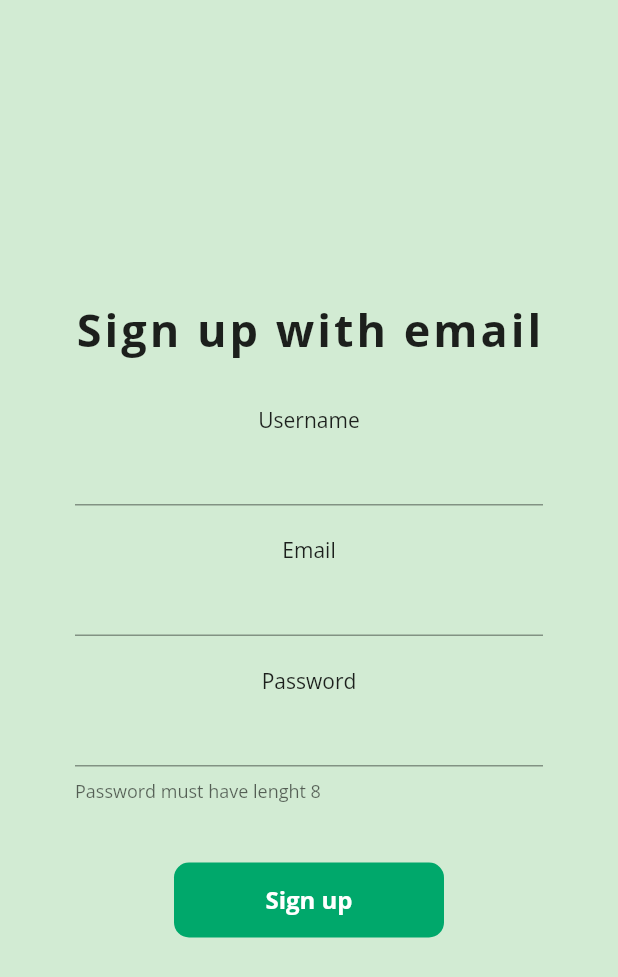
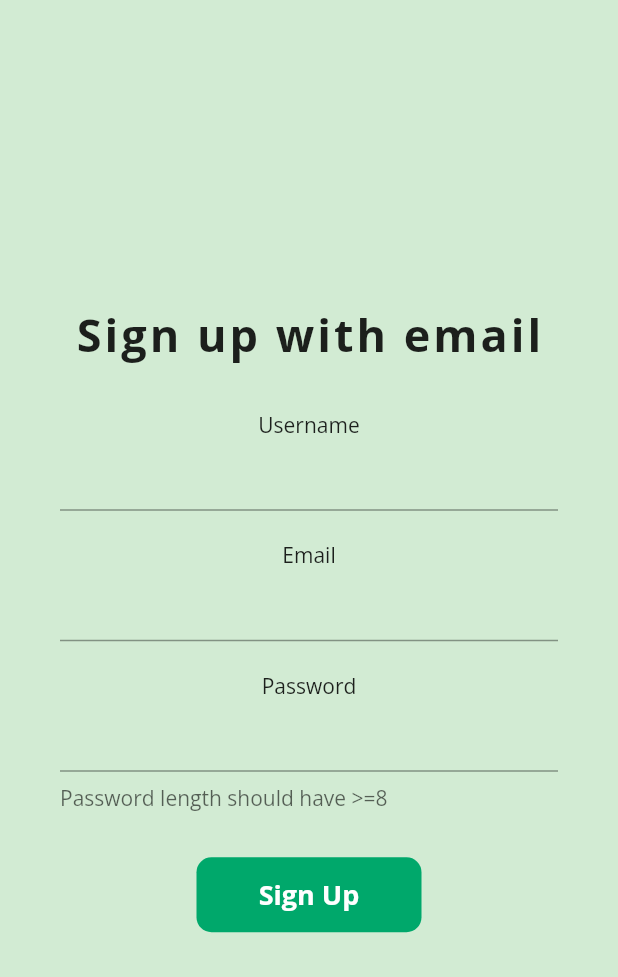
Before and after one commit to DevStack06/Flutter-Blog-App, a Flutter app: the screen it shows after launch, on a phone screen of 412 x 824 dp. Shown: the top 977 px of the screen. Run offline on Flutter 3.47's test engine with Material 2 defaults, Android fonts, the phone set to English and light mode, and no system bars; our stand-ins replace google_fonts.

Commit message:
sinup page ui added

```diff
--- a/lib/pages/SignUp.dart
+++ b/lib/pages/SignUp.dart
@@ -1,4 +1,4 @@
-import 'package:flutter/material.dart';
+import "package:flutter/material.dart";
 
 class SignUpPage extends StatefulWidget {
   SignUpPage({Key key}) : super(key: key);
@@ -8,59 +8,55 @@ class SignUpPage extends StatefulWidget {
 }
 
 class _SignUpPageState extends State<SignUpPage> {
+  bool vis = false;
   @override
   Widget build(BuildContext context) {
     return Scaffold(
       body: Container(
-        height: MediaQuery.of(context).size.height,
-        width: MediaQuery.of(context).size.width,
-        padding: EdgeInsets.symmetric(horizontal: 50, vertical: 50),
+        // height: MediaQuery.of(context).size.height,
+        // width: MediaQuery.of(context).size.width,
         decoration: BoxDecoration(
           gradient: LinearGradient(
-              colors: [
-                Colors.white,
-                Colors.green[200],
-              ],
+            colors: [Colors.white, Colors.green[200]],
             begin: const FractionalOffset(0.0, 1.0),
             end: const FractionalOffset(0.0, 1.0),
             stops: [0.0, 1.0],
-              tileMode: TileMode.repeated),
+            tileMode: TileMode.repeated,
+          ),
         ),
         child: Column(
           mainAxisAlignment: MainAxisAlignment.center,
           children: [
-            // TextFormField
             Text(
               "Sign up with email",
               style: TextStyle(
+                fontSize: 30,
                 fontWeight: FontWeight.bold,
-                fontSize: 30,
                 letterSpacing: 2,
               ),
             ),
             SizedBox(
               height: 20,
             ),
-            emailTextField("Username"),
-            emailTextField("Email"),
-            // emailTextField("Username2"),
-            emailTextField1("Password"),
+            usernameTextField(),
+            emailTextField(),
+            passwordTextField(),
             SizedBox(
-              height: 30,
+              height: 20,
             ),
             Container(
+              width: 150,
               height: 50,
-              width: 180,
               decoration: BoxDecoration(
+                borderRadius: BorderRadius.circular(10),
                 color: Color(0xff00A86B),
-                borderRadius: BorderRadius.circular(10),
               ),
               child: Center(
                 child: Text(
-                  "Sign up",
+                  "Sign Up",
                   style: TextStyle(
                     color: Colors.white,
-                    fontSize: 16,
+                    fontSize: 18,
                     fontWeight: FontWeight.bold,
                   ),
                 ),
@@ -72,52 +68,68 @@ class _SignUpPageState extends State<SignUpPage> {
     );
   }
 
-  Widget emailTextField(String label) {
+  Widget usernameTextField() {
     return Padding(
-      padding: const EdgeInsets.symmetric(vertical: 10),
+      padding: const EdgeInsets.symmetric(horizontal: 40, vertical: 10.0),
       child: Column(
         children: [
-          Text(label),
-          // SizedBox(
-          //   height: 10,
-          // ),
+          Text("Username"),
           TextFormField(
-            // textAlign: TextAlign.center,
-            cursorColor: Color(0xff00A86B),
-
             decoration: InputDecoration(
               focusedBorder: UnderlineInputBorder(
                 borderSide: BorderSide(
-              color: Colors.black87,
-              width: 1.5,
-            ))),
+                  color: Colors.black,
+                  width: 2,
                 ),
+              ),
+            ),
+          )
         ],
       ),
     );
   }
 
-  Widget emailTextField1(String label) {
+  Widget emailTextField() {
     return Padding(
-      padding: const EdgeInsets.symmetric(vertical: 10),
+      padding: const EdgeInsets.symmetric(horizontal: 40, vertical: 10.0),
       child: Column(
         children: [
-          Text(label),
-          // SizedBox(
-          //   height: 10,
-          // ),
+          Text("Email"),
           TextFormField(
-            // textAlign: TextAlign.center,
-            cursorColor: Color(0xff00A86B),
-
             decoration: InputDecoration(
-                helperText: "Password must have lenght 8",
               focusedBorder: UnderlineInputBorder(
                 borderSide: BorderSide(
-                  color: Colors.black87,
-                  width: 1.5,
-                ))),
+                  color: Colors.black,
+                  width: 2,
                 ),
+              ),
+            ),
+          )
+        ],
+      ),
+    );
+  }
+
+  Widget passwordTextField() {
+    return Padding(
+      padding: const EdgeInsets.symmetric(horizontal: 40, vertical: 10.0),
+      child: Column(
+        children: [
+          Text("Password"),
+          TextFormField(
+            decoration: InputDecoration(
+              helperText: "Password length should have >=8",
+              helperStyle: TextStyle(
+                fontSize: 14,
+              ),
+              focusedBorder: UnderlineInputBorder(
+                borderSide: BorderSide(
+                  color: Colors.black,
+                  width: 2,
+                ),
+              ),
+            ),
+          )
         ],
       ),
     );
```
Lines whose indentation alone changed are shown as unchanged.
